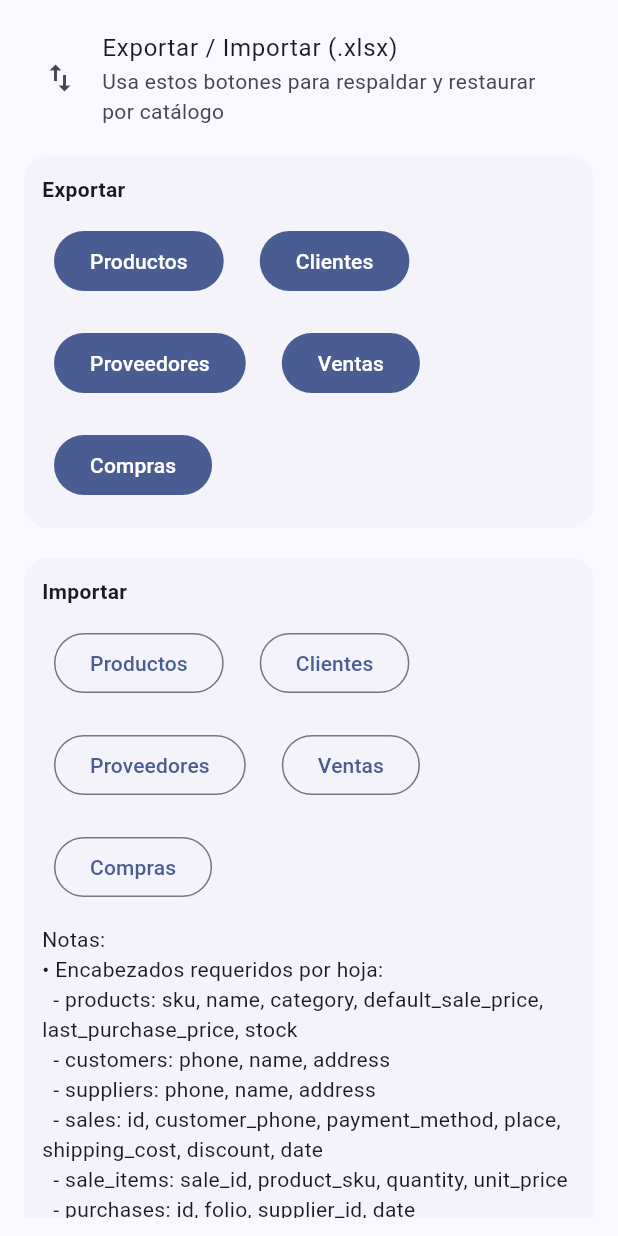
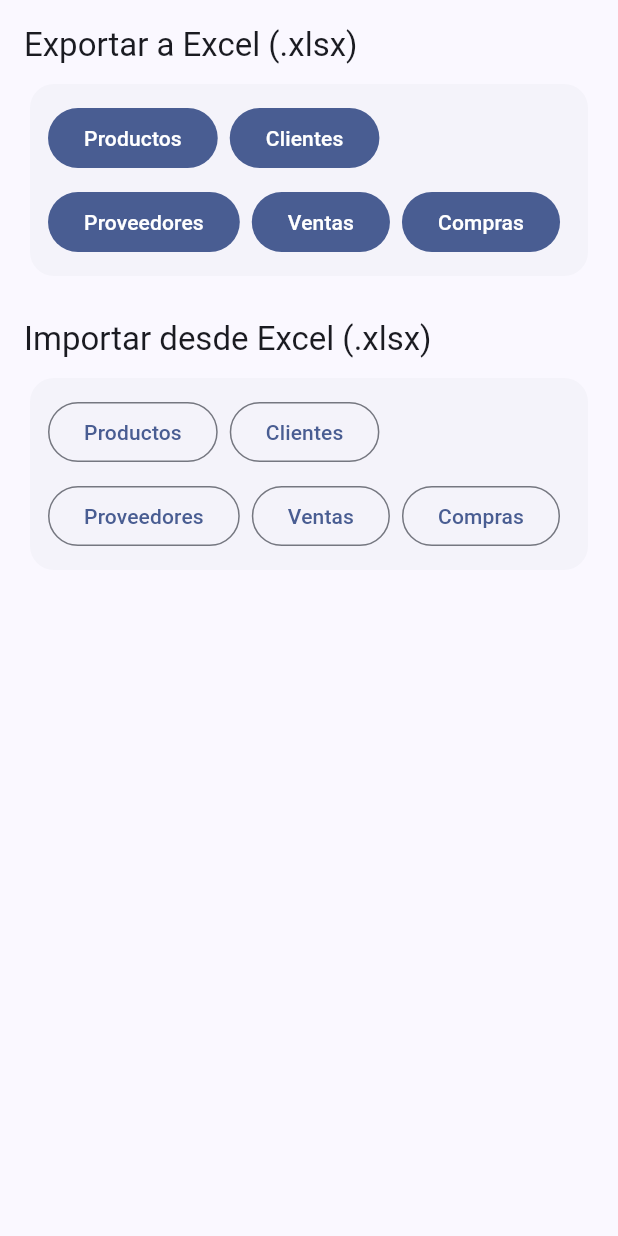
Before and after one commit to sergiopolis69-oss/popperscuv5, a Flutter app: the BackupPage widget shown alone on an empty page, opened directly, on a phone screen of 412 x 824 dp. Run offline on Flutter 3.47's test engine with Material 3 defaults, Android fonts, the phone set to English and light mode, and no system bars; our stand-ins replace file_picker, flutter_contacts, flutter_typeahead, sqflite; missing offline and left inert: excel, file_saver; accounts and stored records are empty.

Commit message:
Actualizar backup_page.dart

```diff
--- a/lib/ui/backup_page.dart
+++ b/lib/ui/backup_page.dart
@@ -12,47 +12,53 @@ class BackupPage extends StatefulWidget {
 class _BackupPageState extends State<BackupPage> {
   bool _busy = false;
 
-  Future<void> _export(BuildContext ctx, String what, Future<void> Function() fn) async {
+  void _snack(String msg) {
+    if (!mounted) return;
+    ScaffoldMessenger.of(context).showSnackBar(SnackBar(content: Text(msg)));
+  }
+
+  Future<void> _export(
+    BuildContext ctx,
+    String what,
+    Future<String?> Function() fn,
+  ) async {
     if (_busy) return;
     setState(() => _busy = true);
     try {
-      await fn();
+      _snack('Exportando $what…');
+      final savedAs = await fn();
       if (!mounted) return;
-      ScaffoldMessenger.of(ctx).showSnackBar(
-        SnackBar(content: Text('$what exportado correctamente (.xlsx)')),
-      );
+      if (savedAs != null && savedAs.isNotEmpty) {
+        _snack('✔ $what exportado: $savedAs');
+      } else {
+        // Algunas plataformas no devuelven ruta; igual mostramos éxito genérico
+        _snack('✔ $what exportado. Revisa la notificación del sistema / Descargas.');
+      }
     } catch (e) {
-      if (!mounted) return;
-      ScaffoldMessenger.of(ctx).showSnackBar(
-        SnackBar(content: Text('Error al exportar $what: $e')),
-      );
+      _snack('✖ Error al exportar $what: $e');
     } finally {
       if (mounted) setState(() => _busy = false);
     }
   }
 
-  Future<void> _import(BuildContext ctx, String what, Future<ImportReport> Function(Uint8List) fn) async {
+  Future<void> _import(
+    BuildContext ctx,
+    String what,
+    Future<ImportReport> Function(Uint8List) fn,
+  ) async {
     if (_busy) return;
     setState(() => _busy = true);
     try {
       final bytes = await pickXlsxBytes();
       if (bytes == null) {
-        if (!mounted) return;
-        ScaffoldMessenger.of(ctx).showSnackBar(
-          const SnackBar(content: Text('Importación cancelada')),
-        );
+        _snack('Importación cancelada');
         return;
       }
+      _snack('Importando $what…');
       final rep = await fn(bytes);
-      if (!mounted) return;
-      ScaffoldMessenger.of(ctx).showSnackBar(
-        SnackBar(content: Text('$what importado: ${rep.toString()}')),
-      );
+      _snack('✔ $what importado.\n${rep.toString()}');
     } catch (e) {
-      if (!mounted) return;
-      ScaffoldMessenger.of(ctx).showSnackBar(
-        SnackBar(content: Text('Error al importar $what: $e')),
-      );
+      _snack('✖ Error al importar $what: $e');
     } finally {
       if (mounted) setState(() => _busy = false);
     }
@@ -60,135 +66,85 @@ class _BackupPageState extends State<BackupPage> {
 
   @override
   Widget build(BuildContext context) {
-    final pad = const EdgeInsets.symmetric(vertical: 6, horizontal: 8);
-    return Padding(
-      padding: const EdgeInsets.all(12),
+    final pad = const EdgeInsets.all(12);
+    return AbsorbPointer(
+      absorbing: _busy,
       child: ListView(
+        padding: const EdgeInsets.all(16),
         children: [
-          const ListTile(
-            leading: Icon(Icons.import_export),
-            title: Text('Exportar / Importar (.xlsx)'),
-            subtitle: Text('Usa estos botones para respaldar y restaurar por catálogo'),
-          ),
+          Text('Exportar a Excel (.xlsx)', style: Theme.of(context).textTheme.titleLarge),
           const SizedBox(height: 8),
           Card(
             child: Padding(
-              padding: const EdgeInsets.all(12),
-              child: Column(
-                crossAxisAlignment: CrossAxisAlignment.stretch,
-                children: [
-                  const Text('Exportar', style: TextStyle(fontWeight: FontWeight.bold)),
-                  const SizedBox(height: 8),
-                  Wrap(
+              padding: pad,
+              child: Wrap(
                 spacing: 8,
                 runSpacing: 8,
                 children: [
-                      Padding(
-                        padding: pad,
-                        child: FilledButton(
-                          onPressed: _busy ? null : () => _export(context, 'Productos', exportProductsXlsx),
+                  FilledButton(
+                    onPressed: () => _export(context, 'Productos', exportProductsXlsx),
                     child: const Text('Productos'),
                   ),
-                      ),
-                      Padding(
-                        padding: pad,
-                        child: FilledButton(
-                          onPressed: _busy ? null : () => _export(context, 'Clientes', exportClientsXlsx),
+                  FilledButton(
+                    onPressed: () => _export(context, 'Clientes', exportClientsXlsx),
                     child: const Text('Clientes'),
                   ),
-                      ),
-                      Padding(
-                        padding: pad,
-                        child: FilledButton(
-                          onPressed: _busy ? null : () => _export(context, 'Proveedores', exportSuppliersXlsx),
+                  FilledButton(
+                    onPressed: () => _export(context, 'Proveedores', exportSuppliersXlsx),
                     child: const Text('Proveedores'),
                   ),
-                      ),
-                      Padding(
-                        padding: pad,
-                        child: FilledButton(
-                          onPressed: _busy ? null : () => _export(context, 'Ventas', exportSalesXlsx),
+                  FilledButton(
+                    onPressed: () => _export(context, 'Ventas', exportSalesXlsx),
                     child: const Text('Ventas'),
                   ),
-                      ),
-                      Padding(
-                        padding: pad,
-                        child: FilledButton(
-                          onPressed: _busy ? null : () => _export(context, 'Compras', exportPurchasesXlsx),
+                  FilledButton(
+                    onPressed: () => _export(context, 'Compras', exportPurchasesXlsx),
                     child: const Text('Compras'),
                   ),
+                ],
               ),
-                    ],
+            ),
+          ),
+          const SizedBox(height: 24),
+          Text('Importar desde Excel (.xlsx)', style: Theme.of(context).textTheme.titleLarge),
+          const SizedBox(height: 8),
+          Card(
+            child: Padding(
+              padding: pad,
+              child: Wrap(
+                spacing: 8,
+                runSpacing: 8,
+                children: [
+                  OutlinedButton(
+                    onPressed: () => _import(context, 'Productos', importProductsXlsx),
+                    child: const Text('Productos'),
+                  ),
+                  OutlinedButton(
+                    onPressed: () => _import(context, 'Clientes', importClientsXlsx),
+                    child: const Text('Clientes'),
+                  ),
+                  OutlinedButton(
+                    onPressed: () => _import(context, 'Proveedores', importSuppliersXlsx),
+                    child: const Text('Proveedores'),
+                  ),
+                  OutlinedButton(
+                    onPressed: () => _import(context, 'Ventas', importSalesXlsx),
+                    child: const Text('Ventas'),
+                  ),
+                  OutlinedButton(
+                    onPressed: () => _import(context, 'Compras', importPurchasesXlsx),
+                    child: const Text('Compras'),
                   ),
                 ],
               ),
             ),
           ),
           const SizedBox(height: 12),
-          Card(
+          if (_busy)
+            const Center(
               child: Padding(
-              padding: const EdgeInsets.all(12),
-              child: Column(
-                crossAxisAlignment: CrossAxisAlignment.stretch,
-                children: [
-                  const Text('Importar', style: TextStyle(fontWeight: FontWeight.bold)),
-                  const SizedBox(height: 8),
-                  Wrap(
-                    spacing: 8,
-                    runSpacing: 8,
-                    children: [
-                      Padding(
-                        padding: pad,
-                        child: OutlinedButton(
-                          onPressed: _busy ? null : () => _import(context, 'Productos', importProductsXlsx),
-                          child: const Text('Productos'),
-                        ),
-                      ),
-                      Padding(
-                        padding: pad,
-                        child: OutlinedButton(
-                          onPressed: _busy ? null : () => _import(context, 'Clientes', importClientsXlsx),
-                          child: const Text('Clientes'),
-                        ),
-                      ),
-                      Padding(
-                        padding: pad,
-                        child: OutlinedButton(
-                          onPressed: _busy ? null : () => _import(context, 'Proveedores', importSuppliersXlsx),
-                          child: const Text('Proveedores'),
-                        ),
-                      ),
-                      Padding(
-                        padding: pad,
-                        child: OutlinedButton(
-                          onPressed: _busy ? null : () => _import(context, 'Ventas', importSalesXlsx),
-                          child: const Text('Ventas'),
-                        ),
-                      ),
-                      Padding(
-                        padding: pad,
-                        child: OutlinedButton(
-                          onPressed: _busy ? null : () => _import(context, 'Compras', importPurchasesXlsx),
-                          child: const Text('Compras'),
-                        ),
-                      ),
-                    ],
-                  ),
-                  const SizedBox(height: 8),
-                  const Text(
-                    'Notas:\n• Encabezados requeridos por hoja:'
-                    '\n  - products: sku, name, category, default_sale_price, last_purchase_price, stock'
-                    '\n  - customers: phone, name, address'
-                    '\n  - suppliers: phone, name, address'
-                    '\n  - sales: id, customer_phone, payment_method, place, shipping_cost, discount, date'
-                    '\n  - sale_items: sale_id, product_sku, quantity, unit_price'
-                    '\n  - purchases: id, folio, supplier_id, date'
-                    '\n  - purchase_items: purchase_id, product_sku, quantity, unit_cost'
-                    '\n• SKU es clave única de producto; no se permiten vacíos ni duplicados.'
-                    '\n• En Android 10+ el sistema pedirá ubicación al exportar (política de almacenamiento).',
-                  ),
-                ],
-              ),
+                padding: EdgeInsets.all(12),
+                child: CircularProgressIndicator(),
               ),
             ),
         ],
```
Lines whose indentation alone changed are shown as unchanged.
